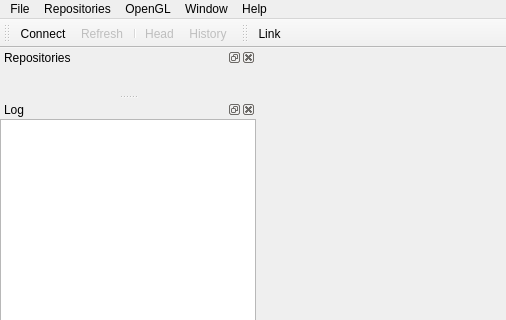
3drepo/3drepogui, file forms/repogui.ui: the form before one commit; both pictures show x 0 to 506 and y 0 to 320 of the 913 by 608 pixel window.
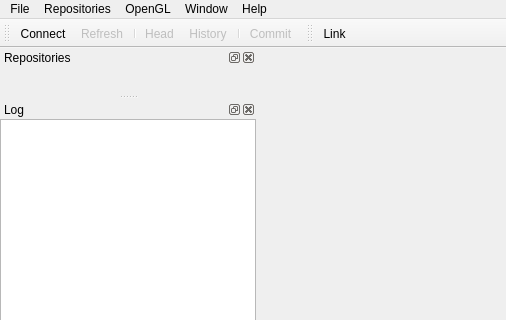
The form after the commit. Custom widgets are drawn as their Qt base class.

Commit message: Added branch and repository to the commit dialog.

The edit to the form file:
```diff
--- a/forms/repogui.ui
+++ b/forms/repogui.ui
@@ -122,6 +122,8 @@
    <addaction name="separator"/>
    <addaction name="actionHead"/>
    <addaction name="actionHistory"/>
+   <addaction name="separator"/>
+   <addaction name="actionCommit"/>
   </widget>
   <widget class="QDockWidget" name="dockWidgetRepositories">
    <property name="windowTitle">
```
The commit also changes 5 other files.
